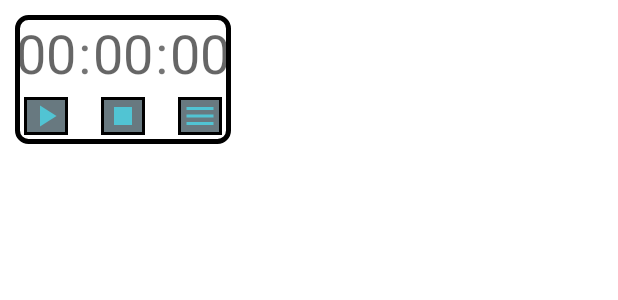
After one commit to Calr-1/PRJ-MediaTimer, an Android app: the layout fragment_timer_from_group.xml on its own in the app's theme, with its tools: preview values and no code run, on a phone screen of 412 x 824 dp. The commit adds this screen. Shown: the top 300 px of the screen. Run offline under Robolectric (Android 15) with nearby library versions, the phone set to English and light mode, and no system bars.

Commit message:
Now groups of timers are able to be created and run in a sequence

```diff
--- a/app/src/main/AndroidManifest.xml
+++ b/app/src/main/AndroidManifest.xml
@@ -17,7 +17,8 @@
         android:roundIcon="@mipmap/ic_launcher_round"
         android:supportsRtl="true"
         android:theme="@style/Theme.Timer_10">
-        <activity android:name=".TimerActivity"></activity>
+        <activity android:name=".group"></activity>
+        <activity android:name=".TimerActivity" />
         <activity android:name=".ConfigureActivity" />
         <activity android:name=".MainActivity">
             <intent-filter>
--- a/app/src/main/java/com/example/timer_10/MainFragment.java
+++ b/app/src/main/java/com/example/timer_10/MainFragment.java
@@ -32,7 +32,7 @@ public class MainFragment extends Fragment {
 
     private void addFragment() {
 
-        timerFragment frag = new timerFragment();
+        timerFragment frag = new timerFragment(1);
         getActivity().getSupportFragmentManager().beginTransaction()
                 .add(R.id.timerLayout, frag)
                 .commit();
--- /dev/null
+++ b/app/src/main/res/layout/fragment_timer_from_group.xml
@@ -0,0 +1,136 @@
+<?xml version="1.0" encoding="utf-8"?>
+<androidx.constraintlayout.widget.ConstraintLayout xmlns:android="http://schemas.android.com/apk/res/android"
+    xmlns:app="http://schemas.android.com/apk/res-auto"
+    xmlns:tools="http://schemas.android.com/tools"
+    android:id="@+id/frameLayout"
+    android:layout_width="wrap_content"
+    android:layout_height="wrap_content"
+    android:layout_margin="10dp"
+    android:background="@drawable/round_corners"
+    tools:context=".timerFragment">
+
+    <TextView
+        android:id="@+id/hoursEditView"
+        android:layout_width="0dp"
+        android:layout_height="wrap_content"
+        android:gravity="center_horizontal"
+        android:hint="@string/hints"
+        android:importantForAutofill="no"
+        android:text="@string/hours_string"
+        android:textSize="36sp"
+        app:layout_constraintBottom_toBottomOf="parent"
+        app:layout_constraintStart_toStartOf="parent"
+        app:layout_constraintTop_toTopOf="parent"
+        app:layout_constraintVertical_bias="0.0" />
+
+    <TextView
+        android:id="@+id/separator1"
+        android:layout_width="wrap_content"
+        android:layout_height="0dp"
+        android:layout_marginStart="1dp"
+        android:layout_marginLeft="1dp"
+        android:layout_marginEnd="1dp"
+        android:layout_marginRight="1dp"
+        android:text="@string/separator_string"
+        android:textSize="36sp"
+        app:layout_constraintBottom_toBottomOf="@+id/hoursEditView"
+        app:layout_constraintEnd_toStartOf="@+id/minutesEditView"
+        app:layout_constraintStart_toEndOf="@+id/hoursEditView"
+        app:layout_constraintTop_toTopOf="@+id/hoursEditView"
+        app:layout_constraintVertical_bias="0.0" />
+
+    <TextView
+        android:id="@+id/secondsEditView"
+        android:layout_width="0dp"
+        android:layout_height="wrap_content"
+        android:layout_marginStart="1dp"
+        android:layout_marginLeft="1dp"
+        android:gravity="center_horizontal"
+        android:hint="@string/hints"
+        android:importantForAutofill="no"
+        android:text="@string/seconds_string"
+        android:textSize="36sp"
+        app:layout_constraintStart_toEndOf="@+id/separator2"
+        app:layout_constraintTop_toTopOf="@+id/separator2" />
+
+    <TextView
+        android:id="@+id/minutesEditView"
+        android:layout_width="0dp"
+        android:layout_height="wrap_content"
+        android:layout_marginStart="1dp"
+        android:layout_marginLeft="1dp"
+        android:gravity="center_horizontal"
+        android:hint="@string/hints"
+        android:importantForAutofill="no"
+        android:text="@string/minutes_string"
+        android:textSize="36sp"
+        app:layout_constraintStart_toEndOf="@+id/separator1"
+        app:layout_constraintTop_toTopOf="@+id/separator1" />
+
+    <TextView
+        android:id="@+id/separator2"
+        android:layout_width="wrap_content"
+        android:layout_height="0dp"
+        android:layout_marginStart="1dp"
+        android:layout_marginLeft="1dp"
+        android:layout_marginEnd="1dp"
+        android:layout_marginRight="1dp"
+        android:text="@string/separator_string"
+        android:textSize="36sp"
+        app:layout_constraintBottom_toBottomOf="@+id/minutesEditView"
+        app:layout_constraintEnd_toStartOf="@+id/secondsEditView"
+        app:layout_constraintStart_toEndOf="@+id/minutesEditView"
+        app:layout_constraintTop_toTopOf="@+id/minutesEditView"
+        app:layout_constraintVertical_bias="0.0" />
+
+    <ImageButton
+        android:id="@+id/play_and_pause_button"
+        android:layout_width="0dp"
+        android:layout_height="wrap_content"
+        android:layout_margin="5dp"
+        android:background="@drawable/button_style"
+        android:src="@drawable/ic_baseline_play_arrow_24"
+        android:tint="@color/palette_yellow"
+        app:layout_constraintBottom_toBottomOf="parent"
+        app:layout_constraintEnd_toEndOf="@+id/hoursEditView"
+        app:layout_constraintHorizontal_bias="0.0"
+
+        app:layout_constraintStart_toStartOf="@+id/hoursEditView"
+        app:layout_constraintTop_toBottomOf="@+id/hoursEditView"
+        android:contentDescription="@string/placeholder_desc" />
+
+
+    <ImageButton
+        android:id="@+id/stop_playing_button"
+        android:layout_width="0dp"
+        android:layout_height="wrap_content"
+        android:layout_marginStart="5dp"
+        android:layout_marginLeft="5dp"
+        android:layout_marginEnd="5dp"
+        android:layout_marginRight="5dp"
+        android:background="@drawable/button_style"
+        android:src="@drawable/ic_baseline_stop_24"
+        android:tint="@color/palette_yellow"
+        app:layout_constraintEnd_toEndOf="@+id/minutesEditView"
+        app:layout_constraintStart_toStartOf="@+id/minutesEditView"
+        app:layout_constraintTop_toTopOf="@+id/play_and_pause_button"
+        android:contentDescription="@string/placeholder_desc" />
+
+
+    <ImageButton
+        android:id="@+id/timer_options_button"
+        android:layout_width="0dp"
+        android:layout_height="wrap_content"
+        android:layout_marginStart="5dp"
+        android:layout_marginLeft="5dp"
+        android:layout_marginEnd="5dp"
+        android:layout_marginRight="5dp"
+        android:background="@drawable/button_style"
+        android:src="@drawable/ic_baseline_menu_24"
+        android:tint="@color/palette_yellow"
+        app:layout_constraintEnd_toEndOf="@+id/secondsEditView"
+        app:layout_constraintStart_toStartOf="@+id/secondsEditView"
+        app:layout_constraintTop_toTopOf="@+id/stop_playing_button"
+        android:contentDescription="@string/placeholder_desc" />
+
+</androidx.constraintlayout.widget.ConstraintLayout>
```
Also changed, not shown: app/src/main/java/com/example/timer_10/Timer.java (+26 -1 lines), app/src/main/java/com/example/timer_10/TimerActivity.java (+13 -24 lines), app/src/main/java/com/example/timer_10/TimerGroup.java (+50 -0 lines), app/src/main/java/com/example/timer_10/TimerGroupsFragment.java (+29 -1 lines), app/src/main/java/com/example/timer_10/TimersWrapper.java (+10 -10 lines), app/src/main/java/com/example/timer_10/group.java (added, +60 -0 lines), app/src/main/java/com/example/timer_10/timerFragment.java (+72 -13 lines), app/src/main/res/layout/activity_group.xml (added, +53 -0 lines).
